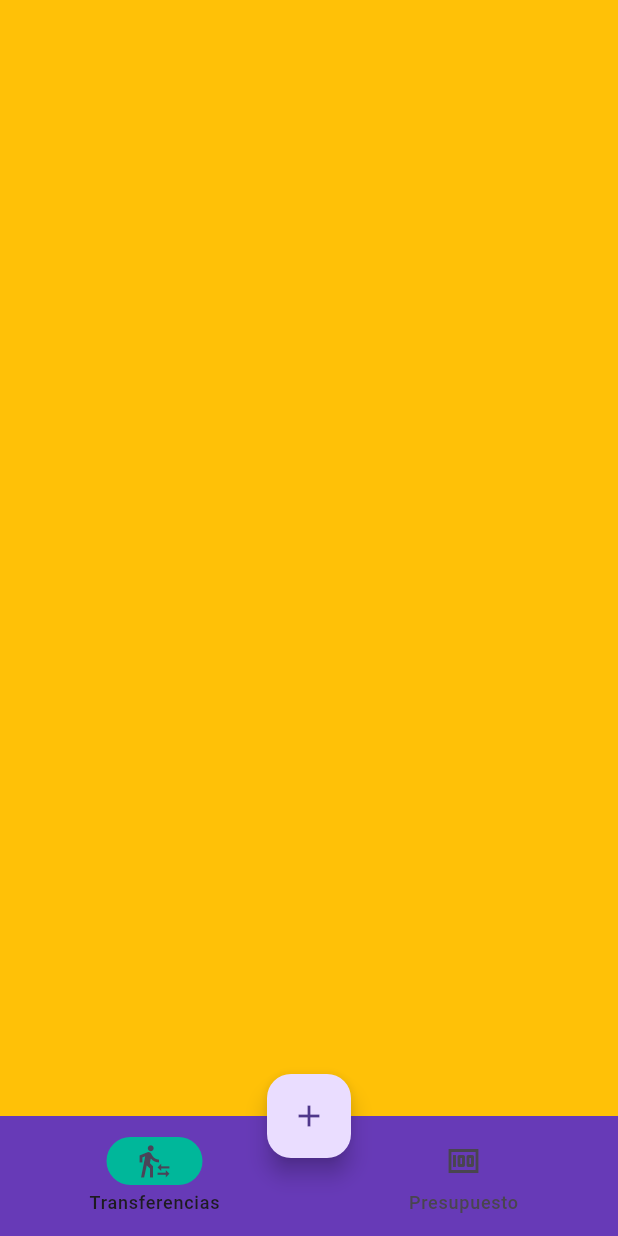
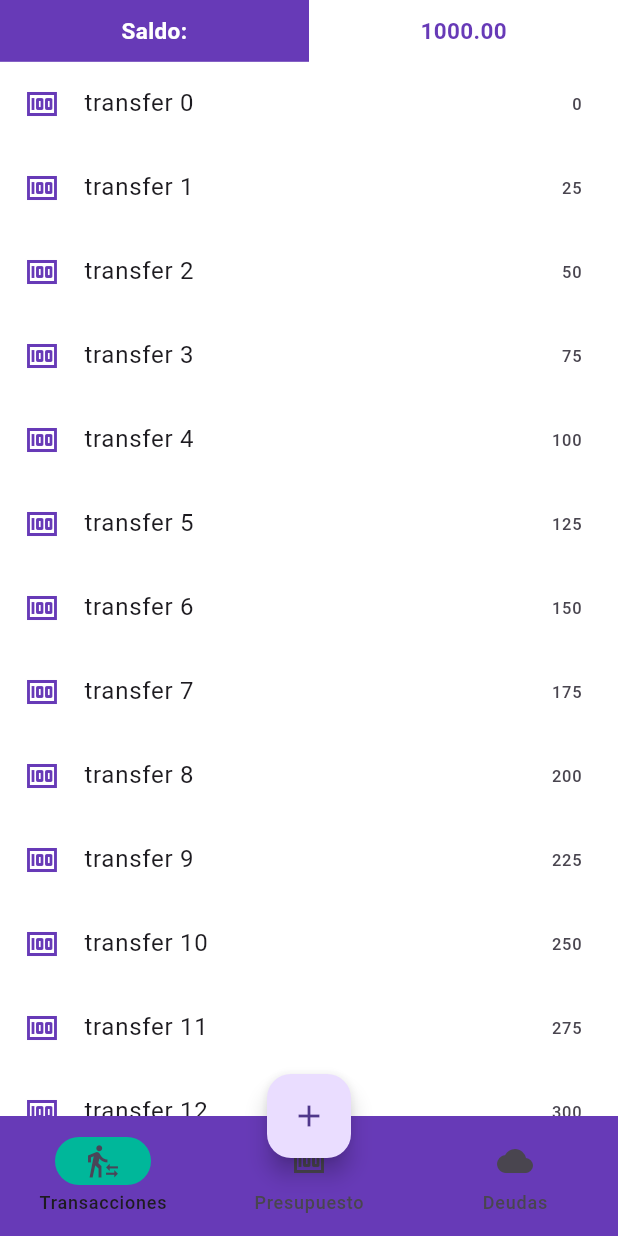
Before and after one commit to edd86/app_contable, a Flutter app: the HomePage screen opened by its route, on a phone screen of 412 x 824 dp. Run offline on Flutter 3.47's test engine with Material 3 defaults, Android fonts, the phone set to English and light mode, and no system bars; our stand-ins replace sqflite; accounts and stored records are empty.

Commit message:
Custom navigations bar improved, transaction page created in homepage, login page painted

```diff
--- a/lib/pages/home_page/home_page.dart
+++ b/lib/pages/home_page/home_page.dart
@@ -9,25 +9,11 @@ class HomePage extends StatefulWidget {
 }
 
 class _HomePageState extends State<HomePage> {
-  int currentIndex = 0;
   @override
   Widget build(BuildContext context) {
-    return Scaffold(
-      bottomNavigationBar: const CustomNavigationBar(),
-      body: <Widget>[
-        Container(
-          color: Colors.amber,
-        ),
-        Container(
-          color: Colors.blue,
-        ),
-      ][currentIndex],
-      floatingActionButton: FloatingActionButton(
-        onPressed: () {},
-        child: const Icon(Icons.add),
-      ),
-      floatingActionButtonLocation:
-          FloatingActionButtonLocation.miniCenterDocked,
+    return const Scaffold(
+      body: CustomNavigationBar(),
+
     );
   }
 }
--- a/lib/pages/home_page/widgets/custom_navigation_bar.dart
+++ b/lib/pages/home_page/widgets/custom_navigation_bar.dart
@@ -1,4 +1,5 @@
 import 'package:app_contable/pages/home_page/widgets/destinations_bar.dart';
+import 'package:app_contable/pages/home_page/widgets/transfers_page.dart';
 import 'package:flutter/material.dart';
 
 class CustomNavigationBar extends StatefulWidget {
@@ -12,7 +13,18 @@ class _CustomNavigationBarState extends State<CustomNavigationBar> {
   int currentIndex = 0;
   @override
   Widget build(BuildContext context) {
-    return NavigationBar(
+    return SafeArea(
+      child: Scaffold(
+        body: <Widget>[
+          const TransfersPage(),
+          Container(
+            color: Colors.blue,
+          ),
+          Container(
+            color: Colors.redAccent,
+          )
+        ][currentIndex],
+        bottomNavigationBar: NavigationBar(
           destinations: DestinationsBar.destinations,
           backgroundColor: Colors.deepPurple,
           indicatorColor: const Color(0xFF00b79a),
@@ -22,6 +34,14 @@ class _CustomNavigationBarState extends State<CustomNavigationBar> {
               currentIndex = value;
             });
           },
+        ),
+        floatingActionButton: FloatingActionButton(
+          onPressed: () {},
+          child: const Icon(Icons.add),
+        ),
+        floatingActionButtonLocation:
+            FloatingActionButtonLocation.miniCenterDocked,
+      ),
     );
   }
 }
--- a/lib/pages/home_page/widgets/destinations_bar.dart
+++ b/lib/pages/home_page/widgets/destinations_bar.dart
@@ -6,11 +6,15 @@ class DestinationsBar {
       icon: Icon(
         Icons.transfer_within_a_station,
       ),
-      label: 'Transferencias',
+      label: 'Transacciones',
     ),
     NavigationDestination(
       icon: Icon(Icons.money),
       label: 'Presupuesto',
     ),
+    NavigationDestination(
+      icon: Icon(Icons.cloud),
+      label: 'Deudas',
+    )
   ];
 }
--- /dev/null
+++ b/lib/pages/home_page/widgets/transfers_page.dart
@@ -0,0 +1,75 @@
+import 'package:flutter/material.dart';
+
+class TransfersPage extends StatelessWidget {
+  const TransfersPage({super.key});
+
+  @override
+  Widget build(BuildContext context) {
+    final size = MediaQuery.of(context).size;
+    final List<String> list = List.generate(20, (i) => 'transfer $i');
+
+    return Container(
+      width: size.width,
+      height: double.infinity,
+      color: Colors.white,
+      child: Column(
+        mainAxisAlignment: MainAxisAlignment.start,
+        children: [
+          SizedBox(
+            child: Row(
+              mainAxisAlignment: MainAxisAlignment.start,
+              children: [
+                Container(
+                  width: size.width * .5,
+                  height: size.height * .05,
+                  color: Colors.deepPurple,
+                  child: const Center(
+                    child: Text(
+                      'Saldo:',
+                      textAlign: TextAlign.center,
+                      style: TextStyle(
+                        color: Colors.white,
+                        fontWeight: FontWeight.bold,
+                        fontSize: 15,
+                      ),
+                    ),
+                  ),
+                ),
+                SizedBox(
+                  width: size.width * .5,
+                  height: size.height * .05,
+                  child: const Center(
+                    child: Text(
+                      '1000.00',
+                      style: TextStyle(
+                        color: Colors.deepPurple,
+                        fontWeight: FontWeight.bold,
+                        fontSize: 15,
+                      ),
+                    ),
+                  ),
+                )
+              ],
+            ),
+          ),
+          Expanded(
+            child: ListView.builder(
+              shrinkWrap: true,
+              itemCount: list.length,
+              itemBuilder: (context, index) {
+                return ListTile(
+                  leading: const Icon(
+                    Icons.money,
+                    color: Colors.deepPurple,
+                  ),
+                  trailing: Text('${index * 25}'),
+                  title: Text(list[index]),
+                );
+              },
+            ),
+          ),
+        ],
+      ),
+    );
+  }
+}
```
Also changed, not shown: lib/pages/login_page/login_page.dart (+12 -2 lines), lib/pages/login_page/widgets/background_painter.dart (added, +37 -0 lines), assets/images/stack_money2.png (added). Lines whose indentation alone changed are shown as unchanged.
